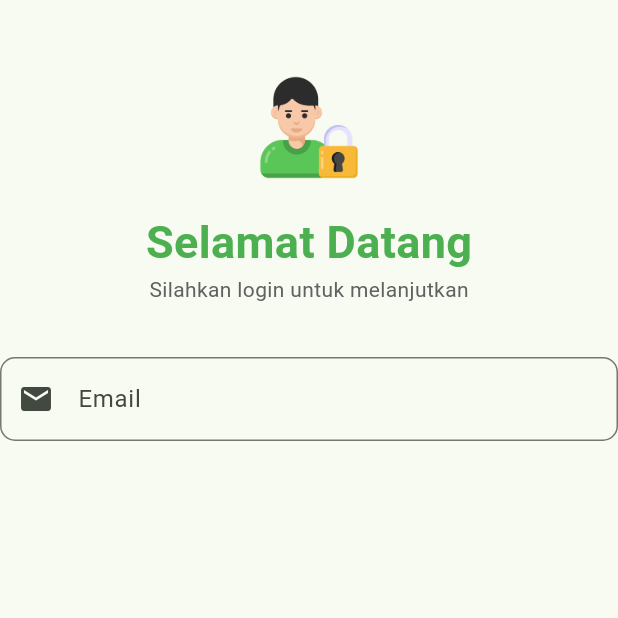
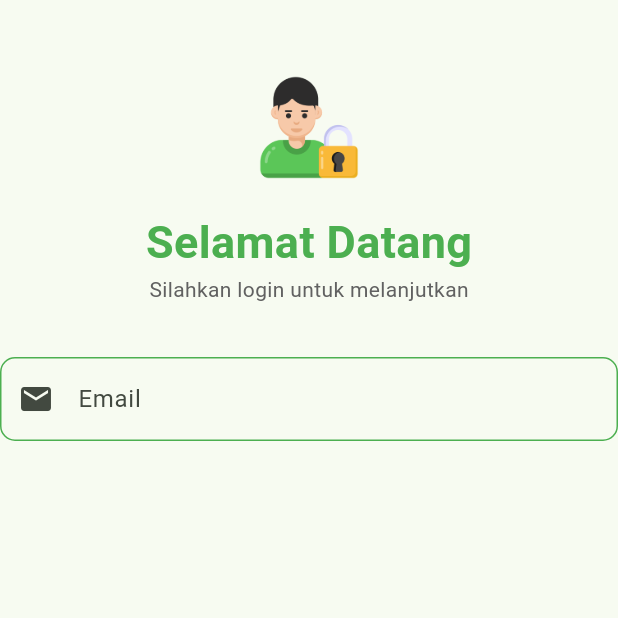
Before and after one commit to ZEINadli/tugas_week_6_1123150028, a Flutter app: the Login screen opened directly, on a phone screen of 412 x 824 dp, the top half of it. Run offline on Flutter 3.47's test engine with Material 3 defaults, Android fonts, the phone set to English and light mode, and no system bars.

Commit message:
bikin enabled border

```diff
--- a/lib/screen/login.dart
+++ b/lib/screen/login.dart
@@ -44,6 +44,10 @@
                   prefixIcon: Icon(Icons.email),
                   border: OutlineInputBorder(
                     borderRadius: BorderRadius.circular(10),
+                  ),
+                  enabledBorder: OutlineInputBorder(
+                    borderRadius: BorderRadius.circular(10),
+                    borderSide: BorderSide(color: Colors.green),
                   )
                 )
               )
```
